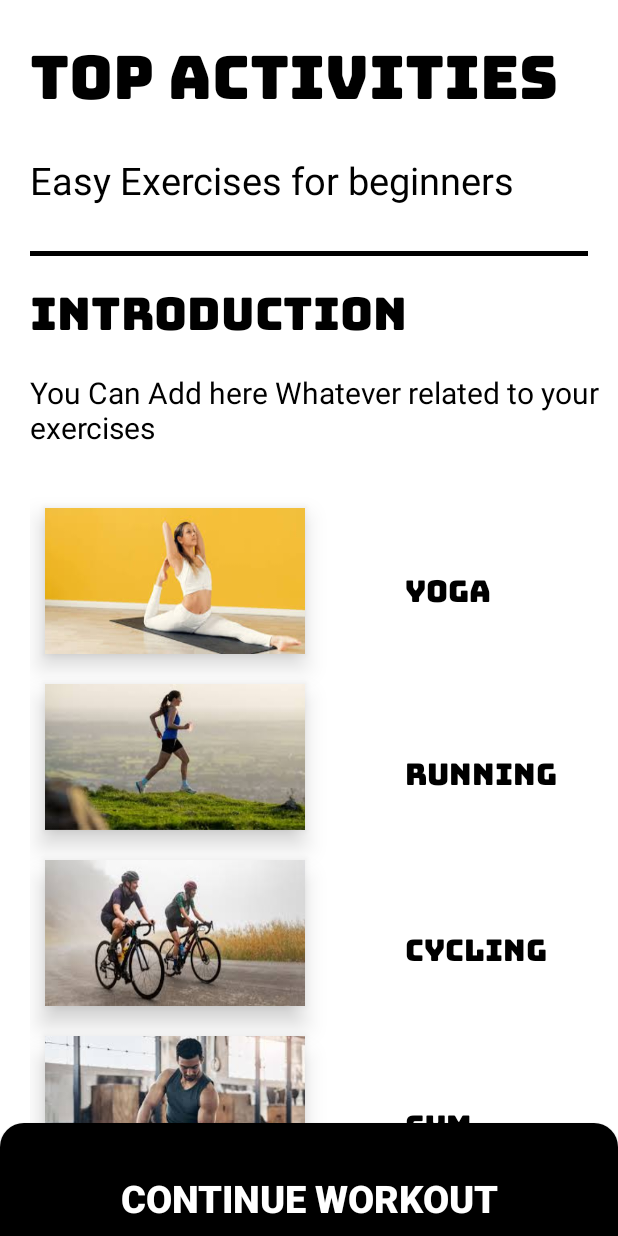
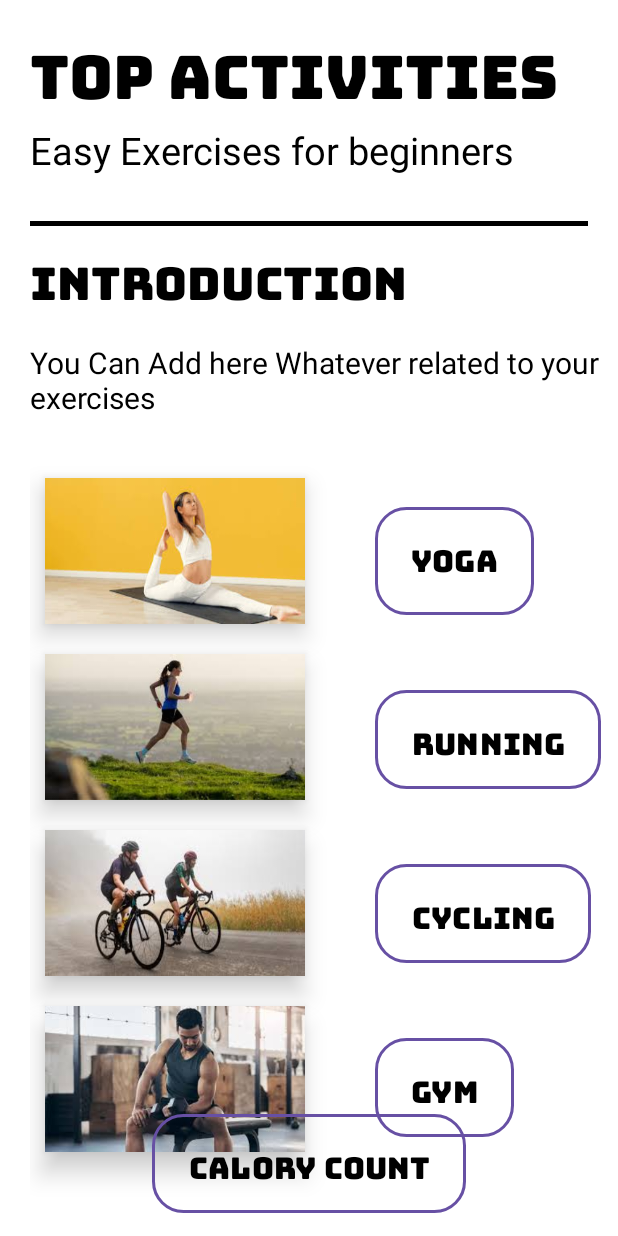
Before and after one commit to Rathnayaka1/Fitness_life, an Android app: the screen it shows after launch (MainActivity), on a phone screen of 412 x 824 dp. Run offline under Robolectric (Android 15) with nearby library versions, the phone set to English and light mode, and no system bars.

Commit message:
Interface-2-update

```diff
--- /dev/null
+++ b/app/src/main/res/drawable/btn_black_rounded.xml
@@ -0,0 +1,10 @@
+<?xml version="1.0" encoding="utf-8"?>
+
+<shape xmlns:android="http://schemas.android.com/apk/res/android">
+    <solid android:color="@color/black"/>
+    <corners android:radius="20dp"/>
+
+    <solid android:color="@android:color/transparent"/> <!-- Transparent Background -->
+    <stroke android:width="2dp" android:color="@color/black"/> <!-- Black Border -->
+    <corners android:radius="20dp"/> <!-- Rounded Corners -->
+</shape>
--- a/app/src/main/res/layout/activity_topexercise.xml
+++ b/app/src/main/res/layout/activity_topexercise.xml
@@ -32,7 +32,7 @@
             android:layout_width="wrap_content"
             android:layout_height="wrap_content"
             android:layout_marginStart="20dp"
-            android:layout_marginTop="0dp"
+            android:layout_marginTop="-20dp"
             android:text="Easy Exercises for beginners"
             android:textAlignment="center"
             android:textColor="@color/black"
@@ -109,92 +109,86 @@
             android:background="@drawable/gym"
             android:elevation="10dp"/>
 
-        <TextView
-
+        <Button
+            android:id="@+id/btnYoga"
             android:layout_width="wrap_content"
             android:layout_height="wrap_content"
-            android:layout_marginLeft="250dp"
-            android:layout_marginTop="-430dp"
+            android:layout_marginLeft="230dp"
+            android:layout_marginTop="-440dp"
+            android:background="@drawable/btn_black_rounded"
             android:fontFamily="@font/bungee"
             android:text="Yoga"
             android:textColor="@color/black"
+            android:textColorLink="#000000"
             android:textSize="20sp" />
 
-        <TextView
 
+        <Button
+            android:id="@+id/btnrunning"
             android:layout_width="wrap_content"
-            android:layout_height="47dp"
-            android:layout_marginLeft="250dp"
-            android:layout_marginTop="70dp"
+            android:layout_height="66dp"
+            android:layout_marginLeft="230dp"
+            android:layout_marginTop="50dp"
             android:fontFamily="@font/bungee"
             android:text="Running"
             android:textColor="@color/black"
-            android:textSize="20sp" />
+            android:textSize="20sp"
+            android:background="@drawable/btn_black_rounded"/>
 
-        <TextView
-
+        <Button
+            android:id="@+id/btnCycling"
             android:layout_width="wrap_content"
-            android:layout_height="47dp"
-            android:layout_marginLeft="250dp"
-            android:layout_marginTop="70dp"
+            android:layout_height="66dp"
+            android:layout_marginLeft="230dp"
+            android:layout_marginTop="50dp"
             android:fontFamily="@font/bungee"
             android:text="Cycling"
             android:textColor="@color/black"
-            android:textSize="20sp" />
+            android:textSize="20sp"
+            android:background="@drawable/btn_black_rounded"/>
 
-        <TextView
-
+        <Button
+            android:id="@+id/btnGym"
             android:layout_width="wrap_content"
-            android:layout_height="47dp"
-            android:layout_marginLeft="250dp"
-            android:layout_marginTop="70dp"
+            android:layout_height="66dp"
+            android:layout_marginLeft="230dp"
+            android:layout_marginTop="50dp"
             android:fontFamily="@font/bungee"
             android:text="Gym"
             android:textColor="@color/black"
-            android:textSize="20sp" />
+            android:textSize="20sp"
+            android:background="@drawable/btn_black_rounded"/>
 
 
 
     </LinearLayout>
 
-        <androidx.cardview.widget.CardView
-            android:layout_width="match_parent"
-            android:layout_height="100dp"
-            android:layout_marginTop="-75dp"
-            app:cardCornerRadius="16dp"
-            android:layout_marginBottom="-15dp"
-            android:layout_alignParentBottom="true">
-
-            <!-- Set the content inside the CardView -->
-            <LinearLayout
-                android:layout_width="match_parent"
-                android:layout_height="match_parent"
-                android:background="@color/black">
-
-            </LinearLayout>
 
 
 
-            <TextView
-
-                android:layout_width="match_parent"
-                android:layout_height="match_parent"
-                android:gravity="center"
-                android:text="CONTINUE WORKOUT"
-                android:textAlignment="center"
-                android:textColor="@color/white"
-                android:textSize="25sp"
-                app:fontFamily="sans-serif-black"
-                app:layout_constraintBottom_toBottomOf="parent"
-                app:layout_constraintEnd_toEndOf="parent"
-                app:layout_constraintStart_toStartOf="parent"
-                android:layout_alignParentBottom="true"
-
-                />
-
-        </androidx.cardview.widget.CardView>
 
 
     </LinearLayout>
 
+    <androidx.constraintlayout.widget.ConstraintLayout
+        xmlns:android="http://schemas.android.com/apk/res/android"
+        android:layout_width="match_parent"
+        android:layout_height="match_parent">
+
+        <Button
+            android:id="@+id/btnCalorycalculator"
+            android:layout_width="wrap_content"
+            android:layout_height="66dp"
+            android:fontFamily="@font/bungee"
+            android:text="Calory Count"
+            android:textColor="@color/black"
+            android:textSize="20sp"
+            android:background="@drawable/btn_black_rounded"
+            app:layout_constraintBottom_toBottomOf="parent"
+            app:layout_constraintStart_toStartOf="parent"
+            app:layout_constraintEnd_toEndOf="parent"
+            android:layout_marginBottom="15dp"/>
+    </androidx.constraintlayout.widget.ConstraintLayout>
+
+
 </androidx.constraintlayout.widget.ConstraintLayout>
--- a/app/src/main/res/values/colors.xml
+++ b/app/src/main/res/values/colors.xml
@@ -2,4 +2,5 @@
 <resources>
     <color name="black">#FF000000</color>
     <color name="white">#FFFFFFFF</color>
+
 </resources>
```
